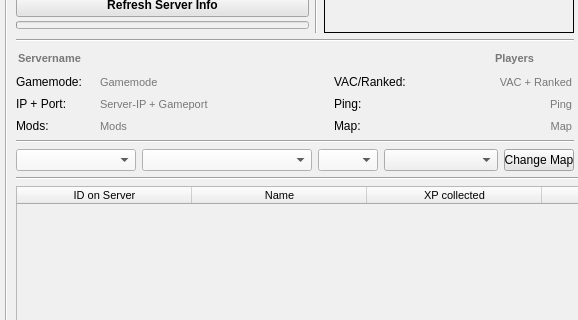
Above: Source_Code/source_files/isrt_gui.ui from sargolin/ISRT-Insurgency-Sandstorm-RCON-TOOL-and-Mapchanger before the change; both pictures show x 0 to 578 and y 163 to 483 of the 745 by 860 pixel window. Below: the same form after it.
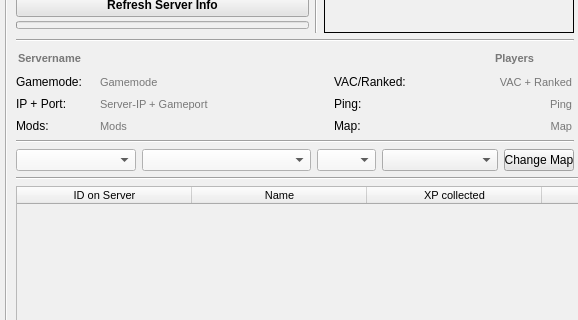
That is the form after the change. Icons and pictures are not drawn.

```diff
--- a/Source_Code/source_files/isrt_gui.ui
+++ b/Source_Code/source_files/isrt_gui.ui
@@ -997,8 +997,8 @@
                     <widget class="QComboBox" name="dropdown_select_gamemode">
                      <property name="minimumSize">
                       <size>
-                       <width>170</width>
-                       <height>20</height>
+                       <width>150</width>
+                       <height>22</height>
                       </size>
                      </property>
                      <property name="maximumSize">
@@ -1028,8 +1028,8 @@
                     <widget class="QComboBox" name="dropdown_select_lighting">
                      <property name="minimumSize">
                       <size>
-                       <width>60</width>
-                       <height>0</height>
+                       <width>50</width>
+                       <height>22</height>
                       </size>
                      </property>
                      <property name="maximumSize">
@@ -1048,10 +1048,10 @@
                       <string notr="true">background-color:rgb(248, 248, 248);</string>
                      </property>
                      <property name="currentText">
-                      <string>Lighting</string>
+                      <string>Light</string>
                      </property>
                      <property name="placeholderText">
-                      <string>Lighting</string>
+                      <string>Light</string>
                      </property>
                     </widget>
                    </item>
@@ -1059,8 +1059,8 @@
                     <widget class="QComboBox" name="dropdown_select_frenzy">
                      <property name="minimumSize">
                       <size>
-                       <width>75</width>
-                       <height>0</height>
+                       <width>110</width>
+                       <height>22</height>
                       </size>
                      </property>
                      <property name="currentText">
@@ -1071,7 +1071,7 @@
                      </property>
                      <item>
                       <property name="text">
-                       <string>Leave as it is!</string>
+                       <string>No Frenzy change</string>
                       </property>
                      </item>
                      <item>
```
Left out of the diff: 2 changed lines with no effect on the pictures.
